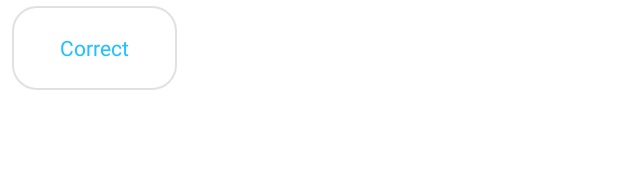
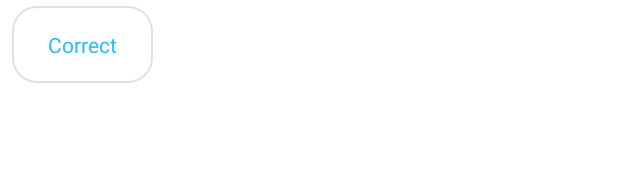
Before and after one commit to residentDmc/QuizApplication, an Android app: the layout item_question_cloze.xml on its own in the app's theme, with its tools: preview values and no code run, on a phone screen of 412 x 824 dp. Shown: the top 196 px of the screen. Run offline under Robolectric (Android 15) with nearby library versions, the phone set to English and light mode, and no system bars.

Commit message:
update task 1- scroll down cloze test when complete test 2- Reduce the size of answer cards

```diff
--- a/quiz/src/main/res/layout/item_answer_cloze.xml
+++ b/quiz/src/main/res/layout/item_answer_cloze.xml
@@ -2,7 +2,7 @@
 <androidx.appcompat.widget.LinearLayoutCompat xmlns:android="http://schemas.android.com/apk/res/android"
     android:id="@id/lnParent"
     android:layout_width="match_parent"
-    android:layout_height="@dimen/margin_56"
+    android:layout_height="wrap_content"
     android:layout_margin="@dimen/margin_4"
     android:background="@drawable/rounded_white_shape"
     android:orientation="vertical">
@@ -11,6 +11,8 @@
         android:id="@id/txtTitle"
         android:layout_width="match_parent"
         android:layout_height="match_parent"
+        android:layout_marginTop="@dimen/margin_18"
+        android:layout_marginBottom="@dimen/margin_18"
         android:layout_marginStart="@dimen/margin_16"
         android:layout_marginEnd="@dimen/margin_16"
         android:layout_weight="1"
--- a/quiz/src/main/res/layout/item_question_cloze.xml
+++ b/quiz/src/main/res/layout/item_question_cloze.xml
@@ -10,7 +10,7 @@
     <androidx.appcompat.widget.LinearLayoutCompat
         android:id="@id/lnTitle"
         android:layout_width="wrap_content"
-        android:layout_height="@dimen/margin_56"
+        android:layout_height="wrap_content"
         android:layout_marginLeft="@dimen/margin_8"
         android:layout_marginRight="@dimen/margin_8"
         android:background="@drawable/rounded_white_shape">
@@ -19,9 +19,11 @@
             android:id="@id/txtTitle"
             android:layout_width="match_parent"
             android:layout_height="match_parent"
-            android:layout_marginStart="@dimen/margin_32"
-            android:layout_marginEnd="@dimen/margin_32"
+            android:layout_marginStart="@dimen/margin_24"
+            android:layout_marginEnd="@dimen/margin_24"
             android:layout_weight="1"
+            android:layout_marginBottom="@dimen/margin_16"
+            android:layout_marginTop="@dimen/margin_16"
             android:gravity="center_vertical"
             android:text="@string/correct"
             android:textColor="@color/color_blue_title_cloze"
--- a/quiz/src/main/res/layout/item_result_answer.xml
+++ b/quiz/src/main/res/layout/item_result_answer.xml
@@ -2,7 +2,7 @@
 <androidx.appcompat.widget.LinearLayoutCompat xmlns:android="http://schemas.android.com/apk/res/android"
     xmlns:app="http://schemas.android.com/apk/res-auto"
     android:layout_width="match_parent"
-    android:layout_height="@dimen/margin_56"
+    android:layout_height="wrap_content"
     android:layout_marginTop="@dimen/margin_4"
     android:layout_marginBottom="@dimen/margin_4"
     android:orientation="vertical">
@@ -10,7 +10,7 @@
     <LinearLayout
         android:id="@id/lnParent"
         android:layout_width="match_parent"
-        android:layout_height="@dimen/margin_56"
+        android:layout_height="wrap_content"
         android:gravity="center_vertical|start"
         android:orientation="horizontal">
 
--- a/quiz/src/main/res/values/dimens.xml
+++ b/quiz/src/main/res/values/dimens.xml
@@ -45,7 +45,7 @@
     <dimen name="line_spacing_extra_5">5sp</dimen>
     <dimen name="line_spacing_extra_4">4sp</dimen>
     <dimen name="margin_12">12dp</dimen>
-    <dimen name="margin_16">16sp</dimen>
+    <dimen name="margin_16">16dp</dimen>
     <dimen name="margin_1">1dp</dimen>
     <dimen name="margin_10">10dp</dimen>
     <dimen name="margin_150">150dp</dimen>
```
Also changed, not shown: quiz/src/main/java/com/vesam/quiz/ui/view/fragment/ClozeFragment.kt (+33 -4 lines), quiz/src/main/res/layout/item_answer_quiz.xml (+8 -3 lines).
